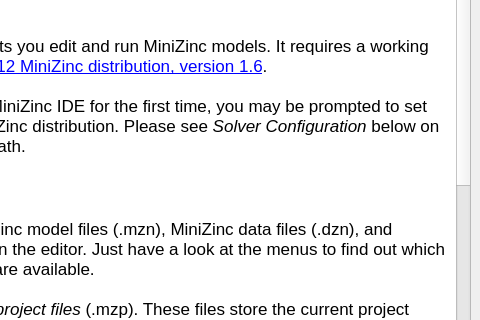
Qt form MiniZincIDE/help.ui (MiniZinc/MiniZincIDE) before a commit; both pictures show x 163 to 643 and y 215 to 535 of the 643 by 949 pixel window.
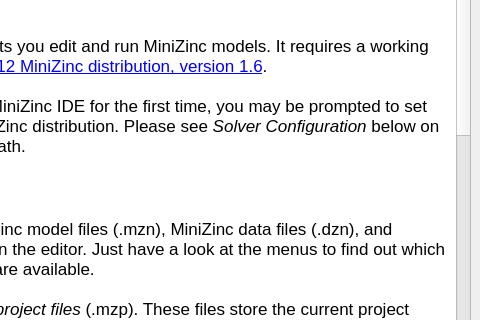
The same form after that commit. Icons and pictures are not drawn.

```diff
--- a/MiniZincIDE/help.ui
+++ b/MiniZincIDE/help.ui
@@ -65,10 +65,16 @@
 &lt;p style=&quot;-qt-paragraph-type:empty; margin-top:0px; margin-bottom:0px; margin-left:0px; margin-right:0px; -qt-block-indent:0; text-indent:0px;&quot;&gt;&lt;br /&gt;&lt;/p&gt;
 &lt;p style=&quot; margin-top:0px; margin-bottom:0px; margin-left:0px; margin-right:0px; -qt-block-indent:0; text-indent:0px;&quot;&gt;In order to send the MiniZinc model you are currently editing to a solver, simply select &lt;span style=&quot; font-style:italic;&quot;&gt;Run&lt;/span&gt; from the &lt;span style=&quot; font-style:italic;&quot;&gt;MiniZinc&lt;/span&gt; menu.&lt;/p&gt;
 &lt;p style=&quot;-qt-paragraph-type:empty; margin-top:0px; margin-bottom:0px; margin-left:0px; margin-right:0px; -qt-block-indent:0; text-indent:0px;&quot;&gt;&lt;br /&gt;&lt;/p&gt;
+&lt;p style=&quot; margin-top:0px; margin-bottom:0px; margin-left:0px; margin-right:0px; -qt-block-indent:0; text-indent:0px;&quot;&gt;If there are any undefined parameters in your model (and you did not select a data file or additional parameters in the Configuration tab), a dialog will open where you can enter values for those parameters.&lt;/p&gt;
+&lt;p style=&quot;-qt-paragraph-type:empty; margin-top:0px; margin-bottom:0px; margin-left:0px; margin-right:0px; -qt-block-indent:0; text-indent:0px;&quot;&gt;&lt;br /&gt;&lt;/p&gt;
 &lt;p style=&quot; margin-top:0px; margin-bottom:0px; margin-left:0px; margin-right:0px; -qt-block-indent:0; text-indent:0px;&quot;&gt;If there are any errors in your model, the error messages appear in the output area, and you can click on them to go directly to the location of the error in your model.&lt;/p&gt;
 &lt;p style=&quot;-qt-paragraph-type:empty; margin-top:0px; margin-bottom:0px; margin-left:0px; margin-right:0px; -qt-block-indent:0; text-indent:0px;&quot;&gt;&lt;br /&gt;&lt;/p&gt;
 &lt;p style=&quot; margin-top:0px; margin-bottom:0px; margin-left:0px; margin-right:0px; -qt-block-indent:0; text-indent:0px;&quot;&gt;The solver output also appears in the output area. The elapsed time is shown in the right hand corner of the status bar.&lt;/p&gt;
 &lt;p style=&quot;-qt-paragraph-type:empty; margin-top:0px; margin-bottom:0px; margin-left:0px; margin-right:0px; -qt-block-indent:0; text-indent:0px;&quot;&gt;&lt;br /&gt;&lt;/p&gt;
+&lt;p style=&quot; margin-top:0px; margin-bottom:0px; margin-left:0px; margin-right:0px; -qt-block-indent:0; text-indent:0px;&quot;&gt;You can stop the solving process at any time using the &lt;span style=&quot; font-style:italic;&quot;&gt;Stop&lt;/span&gt; option from the MiniZinc menu.&lt;/p&gt;
+&lt;p style=&quot;-qt-paragraph-type:empty; margin-top:0px; margin-bottom:0px; margin-left:0px; margin-right:0px; -qt-block-indent:0; text-indent:0px;&quot;&gt;&lt;br /&gt;&lt;/p&gt;
+&lt;p style=&quot; margin-top:0px; margin-bottom:0px; margin-left:0px; margin-right:0px; -qt-block-indent:0; text-indent:0px;&quot;&gt;As an option for advanced users, you can compile a model to FlatZinc without running it (select &lt;span style=&quot; font-style:italic;&quot;&gt;Compile&lt;/span&gt; from the MiniZinc menu). This can sometimes help you detect inefficiences in the model.&lt;/p&gt;
+&lt;p style=&quot;-qt-paragraph-type:empty; margin-top:0px; margin-bottom:0px; margin-left:0px; margin-right:0px; -qt-block-indent:0; text-indent:0px;&quot;&gt;&lt;br /&gt;&lt;/p&gt;
 &lt;p style=&quot; margin-top:0px; margin-bottom:0px; margin-left:0px; margin-right:0px; -qt-block-indent:0; text-indent:0px;&quot;&gt;&lt;span style=&quot; font-size:14pt; font-weight:600;&quot;&gt;Solver Configuration&lt;/span&gt;&lt;/p&gt;
 &lt;p style=&quot;-qt-paragraph-type:empty; margin-top:0px; margin-bottom:0px; margin-left:0px; margin-right:0px; -qt-block-indent:0; text-indent:0px;&quot;&gt;&lt;br /&gt;&lt;/p&gt;
 &lt;p style=&quot; margin-top:0px; margin-bottom:0px; margin-left:0px; margin-right:0px; -qt-block-indent:0; text-indent:0px;&quot;&gt;The solver configuration dialog is available via the &lt;span style=&quot; font-style:italic;&quot;&gt;Preferences&lt;/span&gt; options in the &lt;span style=&quot; font-style:italic;&quot;&gt;MiniZinc&lt;/span&gt; menu (or in the application menu on Mac OS X). All configuration options entered here are saved between sessions.&lt;/p&gt;
@@ -83,7 +89,7 @@
 &lt;p style=&quot; margin-top:0px; margin-bottom:0px; margin-left:0px; margin-right:0px; -qt-block-indent:0; text-indent:0px;&quot;&gt;&lt;span style=&quot; font-style:italic;&quot;&gt;(this is just the name used in menus etc)&lt;/span&gt;&lt;/p&gt;
 &lt;p style=&quot;-qt-paragraph-type:empty; margin-top:0px; margin-bottom:0px; margin-left:0px; margin-right:0px; -qt-block-indent:0; text-indent:0px;&quot;&gt;&lt;br /&gt;&lt;/p&gt;
 &lt;p style=&quot; margin-top:0px; margin-bottom:0px; margin-left:0px; margin-right:0px; -qt-block-indent:0; text-indent:0px;&quot;&gt;Executable: fzn-gecode&lt;/p&gt;
-&lt;p style=&quot; margin-top:0px; margin-bottom:0px; margin-left:0px; margin-right:0px; -qt-block-indent:0; text-indent:0px;&quot;&gt;&lt;span style=&quot; font-style:italic;&quot;&gt;(assuming you installed Gecode so that fzn-gecode is on the path)&lt;/span&gt;&lt;/p&gt;
+&lt;p style=&quot; margin-top:0px; margin-bottom:0px; margin-left:0px; margin-right:0px; -qt-block-indent:0; text-indent:0px;&quot;&gt;&lt;span style=&quot; font-style:italic;&quot;&gt;(assuming you installed Gecode so that fzn-gecode is on the path, otherwise enter the complete path)&lt;/span&gt;&lt;/p&gt;
 &lt;p style=&quot;-qt-paragraph-type:empty; margin-top:0px; margin-bottom:0px; margin-left:0px; margin-right:0px; -qt-block-indent:0; text-indent:0px;&quot;&gt;&lt;br /&gt;&lt;/p&gt;
 &lt;p style=&quot; margin-top:0px; margin-bottom:0px; margin-left:0px; margin-right:0px; -qt-block-indent:0; text-indent:0px;&quot;&gt;MiniZinc library path: -I/usr/local/share/gecode/mznlib&lt;/p&gt;
 &lt;p style=&quot; margin-top:0px; margin-bottom:0px; margin-left:0px; margin-right:0px; -qt-block-indent:0; text-indent:0px;&quot;&gt;&lt;span style=&quot; font-style:italic;&quot;&gt;(this assumes a Unix or Mac OS installation, on Windows change it accordingly to the Program Files/Gecode/mznlib directory)&lt;/span&gt;&lt;/p&gt;
@@ -93,6 +99,8 @@
 &lt;p style=&quot;-qt-paragraph-type:empty; margin-top:0px; margin-bottom:0px; margin-left:0px; margin-right:0px; -qt-block-indent:0; text-indent:0px;&quot;&gt;&lt;br /&gt;&lt;/p&gt;
 &lt;p style=&quot; margin-top:0px; margin-bottom:0px; margin-left:0px; margin-right:0px; -qt-block-indent:0; text-indent:0px;&quot;&gt;Finally click &lt;span style=&quot; font-style:italic;&quot;&gt;Add&lt;/span&gt; to add the solver.&lt;/p&gt;
 &lt;p style=&quot;-qt-paragraph-type:empty; margin-top:0px; margin-bottom:0px; margin-left:0px; margin-right:0px; -qt-block-indent:0; text-indent:0px;&quot;&gt;&lt;br /&gt;&lt;/p&gt;
+&lt;p style=&quot; margin-top:0px; margin-bottom:0px; margin-left:0px; margin-right:0px; -qt-block-indent:0; text-indent:0px;&quot;&gt;The &lt;span style=&quot; font-style:italic;&quot;&gt;Detach&lt;/span&gt; option is useful for solvers that provide their own graphical user interface. If you select detach, the solver will be started in a background process, and you won't be able to see its output or stop its execution from within the IDE.&lt;/p&gt;
+&lt;p style=&quot;-qt-paragraph-type:empty; margin-top:0px; margin-bottom:0px; margin-left:0px; margin-right:0px; -qt-block-indent:0; text-indent:0px;&quot;&gt;&lt;br /&gt;&lt;/p&gt;
 &lt;p style=&quot; margin-top:0px; margin-bottom:0px; margin-left:0px; margin-right:0px; -qt-block-indent:0; text-indent:0px;&quot;&gt;&lt;span style=&quot; font-size:14pt; font-weight:600;&quot;&gt;Bugs&lt;/span&gt;&lt;/p&gt;
 &lt;p style=&quot;-qt-paragraph-type:empty; margin-top:0px; margin-bottom:0px; margin-left:0px; margin-right:0px; -qt-block-indent:0; text-indent:0px; font-size:14pt; font-weight:600;&quot;&gt;&lt;br /&gt;&lt;/p&gt;
 &lt;p style=&quot; margin-top:0px; margin-bottom:0px; margin-left:0px; margin-right:0px; -qt-block-indent:0; text-indent:0px;&quot;&gt;This version of the MiniZinc IDE is a prerelease and probably still contains bugs. If you encounter any problems, please contact &lt;a href=&quot;mailto:guido.tack@monash.edu&quot;&gt;&lt;span style=&quot; text-decoration: underline; color:#0000ff;&quot;&gt;Guido Tack&lt;/span&gt;&lt;/a&gt;.&lt;/p&gt;&lt;/body&gt;&lt;/html&gt;</string>
```
